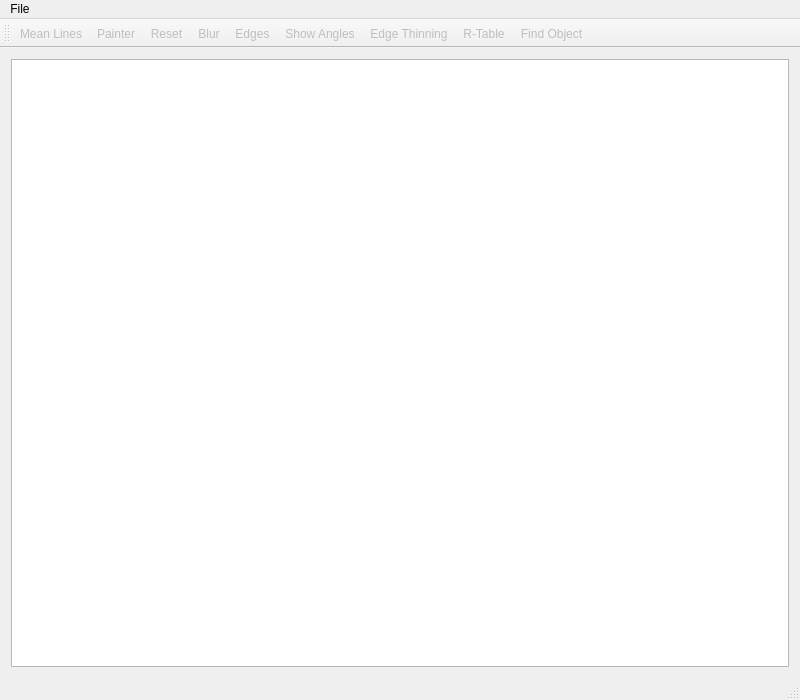
First picture: the form in SpeedSignDetectorViewer/mainwindow.ui, repository maltelenz/SpeedSignDetector, before the edit.
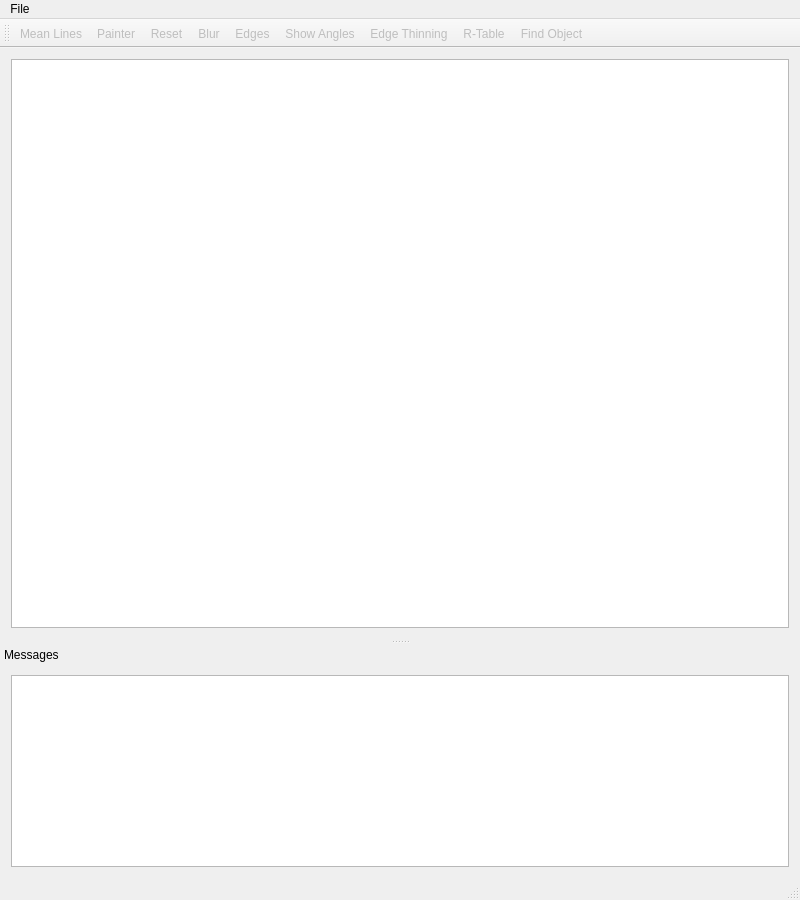
Second picture: the form after the edit.

Patch:
```diff
--- a/SpeedSignDetectorViewer/mainwindow.ui
+++ b/SpeedSignDetectorViewer/mainwindow.ui
@@ -7,7 +7,7 @@
     <x>0</x>
     <y>0</y>
     <width>800</width>
-    <height>700</height>
+    <height>900</height>
    </rect>
   </property>
   <property name="windowTitle">
@@ -63,6 +63,34 @@
    <addaction name="actionFind_Object"/>
   </widget>
   <widget class="QStatusBar" name="statusBar"/>
+  <widget class="QDockWidget" name="messagesDock">
+   <property name="features">
+    <set>QDockWidget::NoDockWidgetFeatures</set>
+   </property>
+   <property name="windowTitle">
+    <string>Messages</string>
+   </property>
+   <attribute name="dockWidgetArea">
+    <number>8</number>
+   </attribute>
+   <widget class="QWidget" name="dockWidgetContents">
+    <layout class="QGridLayout" name="gridLayout_2">
+     <item row="0" column="0">
+      <widget class="QPlainTextEdit" name="messagesTextEdit">
+       <property name="undoRedoEnabled">
+        <bool>false</bool>
+       </property>
+       <property name="readOnly">
+        <bool>true</bool>
+       </property>
+       <property name="textInteractionFlags">
+        <set>Qt::LinksAccessibleByMouse|Qt::TextSelectableByMouse</set>
+       </property>
+      </widget>
+     </item>
+    </layout>
+   </widget>
+  </widget>
   <action name="actionLoad_Image">
    <property name="text">
     <string>Load Image...</string>
```
